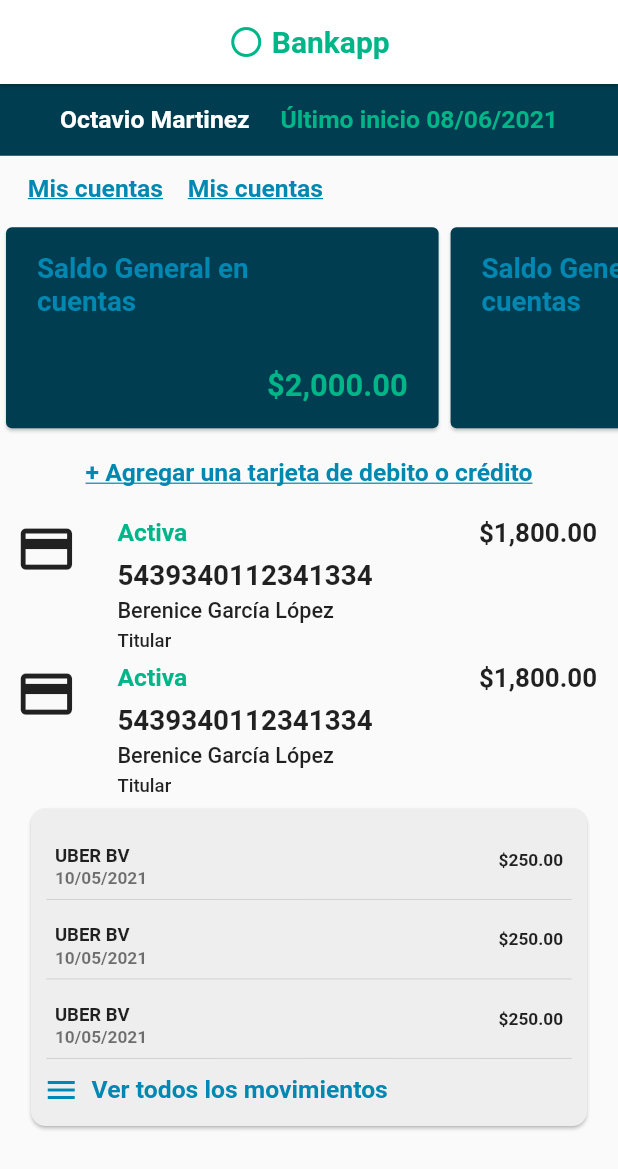
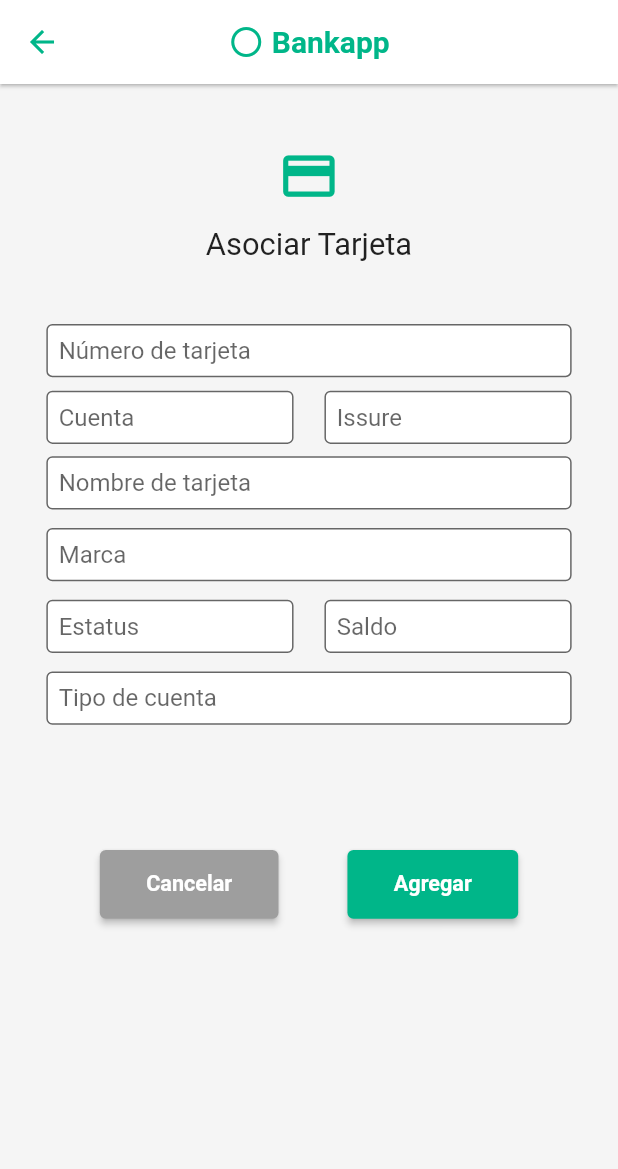
Before and after one commit to JonathanGalaviz/test-bankapp-android-endcom, a Flutter app: the screen it shows after launch, after a tap on "+ Agregar una tarjeta de debito o crédit", on a phone screen of 412 x 824 dp. Shown: the top 1169 px of the screen. Run offline on Flutter 3.47's test engine with Material 2 defaults, Android fonts, the phone set to English and light mode, and no system bars.

Commit message:
Maqueta form view

```diff
--- a/lib/main.dart
+++ b/lib/main.dart
@@ -14,9 +14,8 @@ class MyApp extends StatelessWidget {
   Widget build(BuildContext context) {
     return MaterialApp(
       title: 'Bankapp',
-      theme: ThemeData(
-        primarySwatch: Colors.blue,
-      ),
+      debugShowCheckedModeBanner: false,
+      theme: ThemeData(primarySwatch: Colors.blue),
       home: const HomePage(),
     );
   }
--- a/lib/src/ui/form_page.dart
+++ b/lib/src/ui/form_page.dart
@@ -1,47 +1,139 @@
 import 'package:flutter/material.dart';
 import 'package:flutter/services.dart';
+import 'package:test_bankapp_android_endcom/src/ui/widgets/appbar_widget.dart';
 import 'package:test_bankapp_android_endcom/src/ui/widgets/button_widget.dart';
 import 'package:test_bankapp_android_endcom/src/ui/widgets/input_widget.dart';
 
-class FormaPage extends StatefulWidget {
-  const FormaPage({Key? key}) : super(key: key);
+class FormPage extends StatefulWidget {
+  const FormPage({Key? key}) : super(key: key);
 
   @override
-  State<FormaPage> createState() => _FormaPageState();
+  State<FormPage> createState() => _FormPageState();
 }
 
-class _FormaPageState extends State<FormaPage> {
+class _FormPageState extends State<FormPage> {
+  TextEditingController numberCardController = TextEditingController();
+  TextEditingController accountController = TextEditingController();
+  TextEditingController issureController = TextEditingController();
+  TextEditingController nameController = TextEditingController();
+  TextEditingController brandController = TextEditingController();
+  TextEditingController statusController = TextEditingController();
+  TextEditingController balanceController = TextEditingController();
+  TextEditingController accountTypeController = TextEditingController();
+
   @override
   Widget build(BuildContext context) {
     Size size = MediaQuery.of(context).size;
     return Scaffold(
-      appBar: AppBar(
-        title: Text('Bankapp'),
-        centerTitle: true,
-      ),
-      body: SingleChildScrollView(
-        child: Column(
-          children: [
-            ButtonWidget().showButton(
-                title: 'Agregar',
-                color: const Color(0xff00b689),
-                onTap: () {},
-                context: context),
-            InputWidget(
+        backgroundColor: Colors.grey[100],
+        appBar: AppBarWidget().customAppBarWidget(title: 'Bankapp'),
+        body: SingleChildScrollView(
+            child: Column(children: [
+          Padding(
+              padding: EdgeInsets.symmetric(vertical: size.width * .1),
+              child: Column(children: [
+                Icon(
+                  Icons.credit_card,
+                  size: size.width * .1,
+                  color: const Color(0xff00b689),
+                ),
+                SizedBox(height: size.width * .03),
+                Text('Asociar Tarjeta',
+                    style: TextStyle(fontSize: size.width * .05))
+              ])),
+          InputWidget(
               textInputFormatter: <TextInputFormatter>[
                 FilteringTextInputFormatter.digitsOnly
               ],
-              maxLength: 10,
-              controller: TextEditingController(),
+              maxLength: 16,
+              controller: numberCardController,
+              textCapitalization: TextCapitalization.none,
+              keyboardType: TextInputType.number,
+              textInputAction: TextInputAction.next,
+              valueSize: .85,
+              text: 'Número de tarjeta'),
+          SizedBox(
+              width: size.width * .85,
+              child: Row(
+                  mainAxisAlignment: MainAxisAlignment.spaceBetween,
+                  children: [
+                    InputWidget(
+                        controller: accountController,
+                        textCapitalization: TextCapitalization.words,
+                        keyboardType: TextInputType.text,
+                        textInputAction: TextInputAction.next,
+                        valueSize: .4,
+                        text: 'Cuenta'),
+                    InputWidget(
+                        controller: issureController,
+                        textCapitalization: TextCapitalization.words,
+                        keyboardType: TextInputType.text,
+                        textInputAction: TextInputAction.next,
+                        valueSize: .4,
+                        text: 'Issure')
+                  ])),
+          SizedBox(height: size.width * .02),
+          InputWidget(
+              controller: nameController,
               textCapitalization: TextCapitalization.words,
-              keyboardType: TextInputType.number,
+              keyboardType: TextInputType.text,
+              textInputAction: TextInputAction.next,
+              valueSize: .85,
+              text: 'Nombre de tarjeta'),
+          SizedBox(height: size.width * .03),
+          InputWidget(
+              controller: brandController,
+              textCapitalization: TextCapitalization.none,
+              keyboardType: TextInputType.text,
+              textInputAction: TextInputAction.next,
+              valueSize: .85,
+              text: 'Marca'),
+          SizedBox(height: size.width * .03),
+          SizedBox(
+              width: size.width * .85,
+              child: Row(
+                  mainAxisAlignment: MainAxisAlignment.spaceBetween,
+                  children: [
+                    InputWidget(
+                        controller: statusController,
+                        textCapitalization: TextCapitalization.none,
+                        keyboardType: TextInputType.text,
+                        textInputAction: TextInputAction.next,
+                        valueSize: .4,
+                        text: 'Estatus'),
+                    InputWidget(
+                        controller: issureController,
+                        textCapitalization: TextCapitalization.none,
+                        keyboardType: TextInputType.number,
+                        textInputAction: TextInputAction.next,
+                        valueSize: .4,
+                        text: 'Saldo')
+                  ])),
+          SizedBox(height: size.width * .03),
+          InputWidget(
+              controller: accountTypeController,
+              textCapitalization: TextCapitalization.none,
+              keyboardType: TextInputType.text,
               textInputAction: TextInputAction.done,
-              valueSize: .8,
-              text: 'Celular',
-            ),
-          ],
-        ),
-      ),
-    );
+              valueSize: .85,
+              text: 'Tipo de cuenta'),
+          SizedBox(height: size.width * .2),
+          SizedBox(
+              width: size.width * .9,
+              child: Row(
+                  mainAxisAlignment: MainAxisAlignment.spaceEvenly,
+                  children: [
+                    ButtonWidget().showButton(
+                        title: 'Cancelar',
+                        color: Colors.grey,
+                        onTap: () => Navigator.pop(context),
+                        context: context),
+                    ButtonWidget().showButton(
+                        title: 'Agregar',
+                        color: const Color(0xff00b689),
+                        onTap: () {},
+                        context: context)
+                  ]))
+        ])));
   }
 }
--- a/lib/src/ui/home_page.dart
+++ b/lib/src/ui/home_page.dart
@@ -1,4 +1,5 @@
 import 'package:flutter/material.dart';
+import 'package:test_bankapp_android_endcom/src/ui/form_page.dart';
 import 'package:test_bankapp_android_endcom/src/ui/widgets/appbar_widget.dart';
 import 'package:test_bankapp_android_endcom/src/ui/widgets/button_widget.dart';
 import 'package:test_bankapp_android_endcom/src/ui/widgets/card_widget.dart';
@@ -18,11 +19,11 @@ class _HomePageState extends State<HomePage> {
         appBar: AppBarWidget().customAppBarWidget(title: 'Bankapp'),
         body: SingleChildScrollView(
             padding: EdgeInsets.only(bottom: size.width * .03),
-        child: Column(
-          children: [
+            child: Column(children: [
               Container(
                   width: size.width,
-                decoration: BoxDecoration(color: const Color(0xff003d51)),
+                  decoration:
+                      const BoxDecoration(color: const Color(0xff003d51)),
                   child: Center(
                       child: Padding(
                           padding:
@@ -69,7 +70,10 @@ class _HomePageState extends State<HomePage> {
               ButtonWidget().underlineButton(
                   title: '+ Agregar una tarjeta de debito o crédito',
                   color: const Color(0xff0088b2),
-                onTap: () {},
+                  onTap: () => Navigator.push(
+                      context,
+                      MaterialPageRoute(
+                          builder: (context) => const FormPage())),
                   context: context),
               SizedBox(height: size.width * .03),
               Column(
@@ -81,8 +85,7 @@ class _HomePageState extends State<HomePage> {
                           nameCard: 'Berenice García López',
                           numberCard: '5439340112341334',
                           money: '1,800.00',
-                      context: context)),
-            ),
+                          context: context))),
               Card(
                   shape: RoundedRectangleBorder(
                       borderRadius: BorderRadius.circular(10)),
@@ -90,18 +93,18 @@ class _HomePageState extends State<HomePage> {
                   child: SizedBox(
                       width: size.width * .9,
                       child: Padding(
-                  padding: EdgeInsets.symmetric(vertical: size.width * .02),
-                  child: Column(
-                    children: [
+                          padding:
+                              EdgeInsets.symmetric(vertical: size.width * .02),
+                          child: Column(children: [
                             Column(
                                 children: List.generate(
                                     3,
-                            (index) => CardWidget().recentMovesCardWidget(
+                                    (index) => CardWidget()
+                                        .recentMovesCardWidget(
                                             title: 'UBER BV',
                                             subtitle: '10/05/2021',
                                             money: '250.00',
-                                context: context)),
-                      ),
+                                            context: context))),
                             SizedBox(height: size.width * .01),
                             InkWell(
                                 borderRadius: BorderRadius.circular(5),
@@ -110,8 +113,7 @@ class _HomePageState extends State<HomePage> {
                                     padding: EdgeInsets.symmetric(
                                         vertical: size.width * .01,
                                         horizontal: size.width * .02),
-                            child: Row(
-                              children: [
+                                    child: Row(children: [
                                       const Icon(Icons.menu,
                                           color: Color(0xff0088b2)),
                                       SizedBox(width: size.width * .02),
@@ -119,18 +121,9 @@ class _HomePageState extends State<HomePage> {
                                           style: TextStyle(
                                               color: const Color(0xff0088b2),
                                               fontSize: size.width * .04,
-                                        fontWeight: FontWeight.w600)),
-                              ],
-                            ),
-                          ))
-                    ],
-                  ),
-                ),
-              ),
-            ),
-          ],
-        ),
-      ),
-    );
+                                              fontWeight: FontWeight.w600))
+                                    ])))
+                          ]))))
+            ])));
   }
 }
--- a/lib/src/ui/widgets/appbar_widget.dart
+++ b/lib/src/ui/widgets/appbar_widget.dart
@@ -5,8 +5,11 @@ class AppBarWidget {
     return AppBar(
         backgroundColor: Colors.white,
         elevation: 1,
-        title:
-            Row(mainAxisAlignment: MainAxisAlignment.center, children: const [
+        iconTheme: const IconThemeData(color: Color(0xff00b689)),
+        title: Row(
+            mainAxisSize: MainAxisSize.min,
+            mainAxisAlignment: MainAxisAlignment.center,
+            children: const [
               Icon(Icons.circle_outlined, color: Color(0xff00b689)),
               SizedBox(width: 5),
               Text('Bankapp',
--- a/lib/src/ui/widgets/input_widget.dart
+++ b/lib/src/ui/widgets/input_widget.dart
@@ -42,18 +42,20 @@ class _InputWidgetState extends State<InputWidget> {
                 inputFormatters: widget.textInputFormatter,
                 maxLength: widget.maxLength,
                 decoration: InputDecoration(
+                    filled: true,
+                    fillColor: Colors.white,
+                    contentPadding: EdgeInsets.all(size.width * .02),
                     hintText: widget.text,
                     isDense: true,
                     hoverColor: Color(0xff00b689),
                     focusColor: const Color(0xff00b689),
                     counterStyle: const TextStyle(fontSize: 0),
                     focusedBorder: const OutlineInputBorder(
-                    borderSide: BorderSide(width: 1, color: Color(0xff00b689)),
-                  ),
+                        borderSide:
+                            BorderSide(width: 1, color: Color(0xff00b689))),
                     enabledBorder: OutlineInputBorder(
                         borderSide: BorderSide(
-                        width: 1, color: Colors.black.withOpacity(0.6)),
-                  ),
-                ))));
+                            width: 1,
+                            color: Colors.black.withOpacity(0.6)))))));
   }
 }
```
Lines whose indentation alone changed are shown as unchanged.
